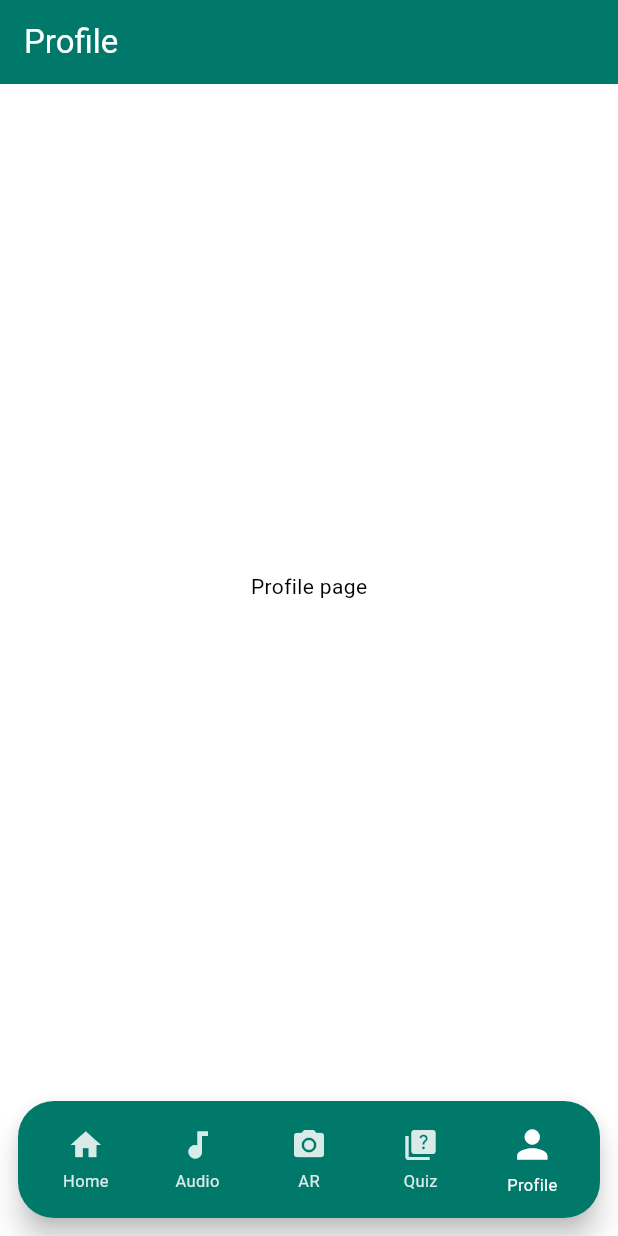
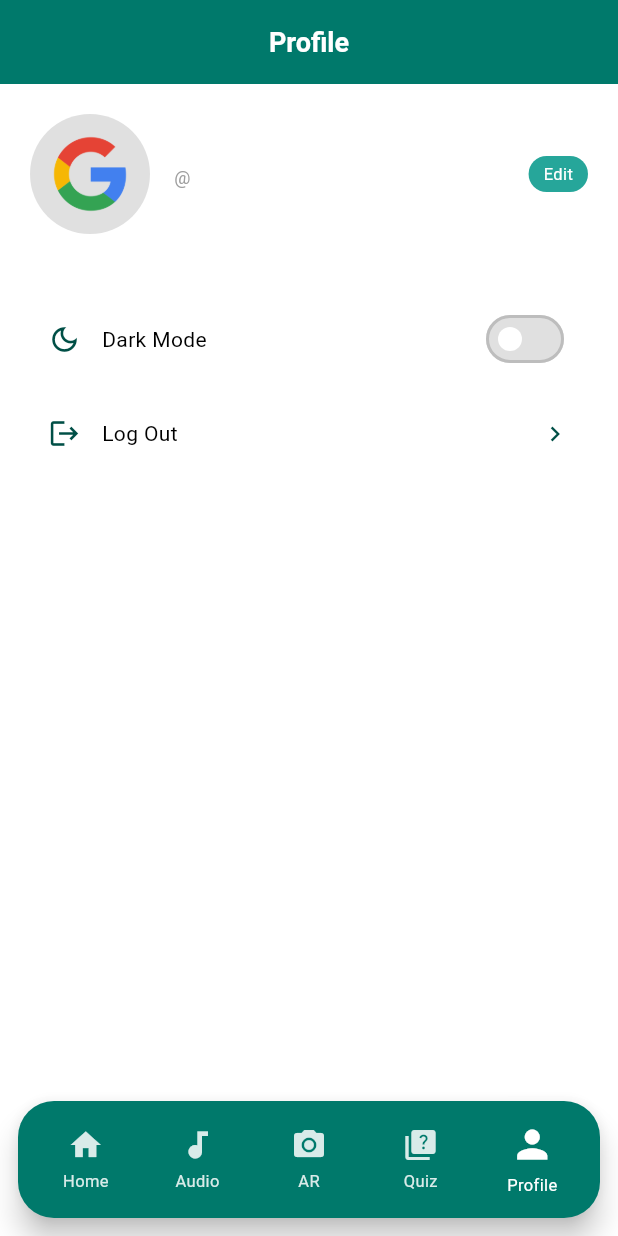
Before and after one commit to Mangzy/budaya_indonesia, a Flutter app: the screen it shows once a user with an empty profile is signed in, item 5 of the bottom bar chosen, on a phone screen of 412 x 824 dp. Run offline on Flutter 3.47's test engine with Material 3 defaults, Android fonts, the phone set to English and light mode, and no system bars; our stand-ins replace firebase_auth, firebase_core, google_fonts, google_sign_in, image_picker, just_audio and 2 more; accounts and stored records are empty.

Commit message:
add profile

```diff
--- a/lib/common/theme/app_theme.dart
+++ b/lib/common/theme/app_theme.dart
@@ -18,7 +18,29 @@ class AppTheme {
     floatingActionButtonTheme: FloatingActionButtonThemeData(
       backgroundColor: AppColors.accent,
     ),
-    iconTheme: IconThemeData(color: AppColors.primary),
+    iconTheme: IconThemeData(
+      color: Color.alphaBlend(Colors.black.withOpacity(.35), AppColors.primary),
+    ),
+    switchTheme: SwitchThemeData(
+      thumbColor: MaterialStateProperty.resolveWith((states) {
+        if (states.contains(MaterialState.selected)) {
+          return AppColors.primary;
+        }
+        return Colors.white;
+      }),
+      trackColor: MaterialStateProperty.resolveWith((states) {
+        if (states.contains(MaterialState.selected)) {
+          return AppColors.primary.withOpacity(0.55);
+        }
+        return Colors.grey.shade300;
+      }),
+      trackOutlineColor: MaterialStateProperty.resolveWith((states) {
+        if (states.contains(MaterialState.selected)) {
+          return AppColors.primary.withOpacity(0.8);
+        }
+        return Colors.grey.shade400;
+      }),
+    ),
     buttonTheme: ButtonThemeData(
       buttonColor: AppColors.primary,
       textTheme: ButtonTextTheme.primary,
@@ -42,6 +64,18 @@ class AppTheme {
       backgroundColor: AppColors.accent,
     ),
     iconTheme: IconThemeData(color: AppColors.primary),
+    switchTheme: SwitchThemeData(
+      thumbColor: MaterialStateProperty.resolveWith((states) {
+        if (states.contains(MaterialState.selected)) return AppColors.accent;
+        return Colors.grey.shade400;
+      }),
+      trackColor: MaterialStateProperty.resolveWith((states) {
+        if (states.contains(MaterialState.selected))
+          return AppColors.accent.withOpacity(.5);
+        return Colors.grey.shade700;
+      }),
+      trackOutlineColor: MaterialStateProperty.all(Colors.transparent),
+    ),
     buttonTheme: ButtonThemeData(
       buttonColor: AppColors.primary,
       textTheme: ButtonTextTheme.primary,
--- a/lib/features/navbar/pages/bottom_navbar.dart
+++ b/lib/features/navbar/pages/bottom_navbar.dart
@@ -1,5 +1,6 @@
 import 'package:budaya_indonesia/features/home/pages/home_page.dart';
 import 'package:budaya_indonesia/features/music/pages/music_page.dart';
+import 'package:budaya_indonesia/features/profile/pages/profile_page.dart';
 import 'package:flutter/material.dart';
 import 'package:provider/provider.dart';
 import '../providers/navbar_provider.dart';
@@ -40,10 +41,7 @@ class _BottomNavbarState extends State<BottomNavbar> {
       appBar: AppBar(title: const Text('Quiz')),
       body: const Center(child: Text('Quiz page')),
     ),
-    Scaffold(
-      appBar: AppBar(title: const Text('Profile')),
-      body: const Center(child: Text('Profile page')),
-    ),
+    ProfilePage(),
   ];
   void _onItemTapped(int index) {
     setState(() => _selectedIndex = index);
--- a/lib/features/profile/models/profile_model.dart
+++ b/lib/features/profile/models/profile_model.dart
@@ -0,0 +1,32 @@
+class UserProfile {
+  final String id;
+  final String? name; // display name
+  final String? username; // custom username unik aplikasi
+  final String? email;
+  final String? photoUrl;
+  final bool darkMode;
+
+  const UserProfile({
+    required this.id,
+    this.name,
+    this.username,
+    this.email,
+    this.photoUrl,
+    this.darkMode = false,
+  });
+
+  UserProfile copyWith({
+    String? name,
+    String? username,
+    String? email,
+    String? photoUrl,
+    bool? darkMode,
+  }) => UserProfile(
+    id: id,
+    name: name ?? this.name,
+    username: username ?? this.username,
+    email: email ?? this.email,
+    photoUrl: photoUrl ?? this.photoUrl,
+    darkMode: darkMode ?? this.darkMode,
+  );
+}
--- a/lib/features/profile/pages/profile_page.dart
+++ b/lib/features/profile/pages/profile_page.dart
@@ -0,0 +1,264 @@
+import 'package:budaya_indonesia/features/profile/providers/profile_provider.dart';
+import 'package:budaya_indonesia/features/profile/widgets/profile_button.dart';
+import 'package:flutter/material.dart';
+import 'package:google_fonts/google_fonts.dart';
+import 'package:provider/provider.dart';
+import 'dart:io';
+
+class ProfilePage extends StatelessWidget {
+  const ProfilePage({super.key});
+
+  @override
+  Widget build(BuildContext context) {
+    return Scaffold(
+      appBar: AppBar(
+        centerTitle: true,
+        title: Text(
+          'Profile',
+          style: TextStyle(
+            fontWeight: FontWeight.bold,
+            fontSize: 18,
+            fontFamily: GoogleFonts.roboto().fontFamily,
+          ),
+        ),
+      ),
+      body: Consumer<ProfileProvider>(
+        builder: (context, prov, _) {
+          if (prov.isLoading) {
+            return const Center(child: CircularProgressIndicator());
+          }
+          final p = prov.profile;
+          if (p == null) {
+            return const Center(child: Text('Tidak ada data profile'));
+          }
+          return ListView(
+            padding: const EdgeInsets.all(20),
+            children: [
+              Row(
+                crossAxisAlignment: CrossAxisAlignment.center,
+                children: [
+                  GestureDetector(
+                    onTap: () => prov.updatePhoto(),
+                    child: CircleAvatar(
+                      radius: 40,
+                      backgroundColor: Colors.grey.shade300,
+                      backgroundImage:
+                          (p.photoUrl != null && p.photoUrl!.startsWith('http'))
+                          ? NetworkImage(p.photoUrl!)
+                          : (p.photoUrl != null &&
+                                !p.photoUrl!.startsWith('http'))
+                          ? Image.asset('assets/images/google_logo.png').image
+                          : null,
+                      child: p.photoUrl == null
+                          ? const Icon(Icons.person, size: 40)
+                          : null,
+                    ),
+                  ),
+                  const SizedBox(width: 16),
+                  Expanded(
+                    child: Column(
+                      crossAxisAlignment: CrossAxisAlignment.start,
+                      children: [
+                        Text(
+                          p.name ?? '-',
+                          style: const TextStyle(
+                            fontWeight: FontWeight.w600,
+                            fontSize: 16,
+                          ),
+                        ),
+                        if (p.username != null)
+                          Text(
+                            '@${p.username}',
+                            style: const TextStyle(
+                              fontSize: 12,
+                              color: Colors.grey,
+                            ),
+                          ),
+                        Text(
+                          p.email ?? '-',
+                          style: const TextStyle(fontSize: 13),
+                        ),
+                      ],
+                    ),
+                  ),
+                  EditableChip(
+                    onTap: () =>
+                        Navigator.of(context).pushNamed('/profile/edit'),
+                  ),
+                ],
+              ),
+              const SizedBox(height: 32),
+              ProfileActionTile(
+                icon: Icons.dark_mode_outlined,
+                label: 'Dark Mode',
+                trailing: Switch(
+                  value: p.darkMode,
+                  onChanged: (_) async => await prov.toggleDarkMode(),
+                ),
+              ),
+              const Divider(height: 0),
+              ProfileActionTile(
+                icon: Icons.logout,
+                label: 'Log Out',
+                onTap: () =>
+                    Navigator.of(context).pushReplacementNamed('/login'),
+              ),
+            ],
+          );
+        },
+      ),
+    );
+  }
+}
+
+class EditProfilePage extends StatefulWidget {
+  const EditProfilePage({super.key});
+  @override
+  State<EditProfilePage> createState() => _EditProfilePageState();
+}
+
+class _EditProfilePageState extends State<EditProfilePage> {
+  final _formKey = GlobalKey<FormState>();
+  late TextEditingController _name;
+  late TextEditingController _username;
+
+  @override
+  void initState() {
+    super.initState();
+    final p = context.read<ProfileProvider>().profile;
+    _name = TextEditingController(text: p?.name ?? '');
+    _username = TextEditingController(text: p?.username ?? '');
+  }
+
+  @override
+  void dispose() {
+    _name.dispose();
+    _username.dispose();
+    super.dispose();
+  }
+
+  @override
+  Widget build(BuildContext context) {
+    final prov = context.watch<ProfileProvider>();
+    return Scaffold(
+      appBar: AppBar(title: const Text('Profile')),
+      body: Padding(
+        padding: const EdgeInsets.all(24),
+        child: Form(
+          key: _formKey,
+          child: Column(
+            crossAxisAlignment: CrossAxisAlignment.start,
+            children: [
+              const SizedBox(height: 16),
+              Center(
+                child: Consumer<ProfileProvider>(
+                  builder: (context, prov, _) {
+                    final p = prov.profile;
+                    return Stack(
+                      alignment: Alignment.bottomRight,
+                      children: [
+                        CircleAvatar(
+                          radius: 50,
+                          backgroundColor: Colors.grey.shade400,
+                          backgroundImage: p?.photoUrl == null
+                              ? null
+                              : p!.photoUrl!.startsWith('http')
+                              ? NetworkImage(p.photoUrl!)
+                              : File(p.photoUrl!).existsSync()
+                              ? FileImage(File(p.photoUrl!))
+                              : null,
+                          child: p?.photoUrl == null
+                              ? const Icon(Icons.person, size: 50)
+                              : null,
+                        ),
+                        Material(
+                          color: Colors.teal,
+                          shape: const CircleBorder(),
+                          child: InkWell(
+                            customBorder: const CircleBorder(),
+                            onTap: () async {
+                              final path = await prov.pickImagePath();
+                              if (path != null) await prov.setLocalPhoto(path);
+                            },
+                            child: const Padding(
+                              padding: EdgeInsets.all(8),
+                              child: Icon(
+                                Icons.camera_alt,
+                                size: 20,
+                                color: Colors.white,
+                              ),
+                            ),
+                          ),
+                        ),
+                      ],
+                    );
+                  },
+                ),
+              ),
+              const SizedBox(height: 24),
+              const Center(
+                child: Text(
+                  'Edit Profile',
+                  style: TextStyle(fontWeight: FontWeight.w600, fontSize: 16),
+                ),
+              ),
+              const SizedBox(height: 24),
+              TextFormField(
+                controller: _name,
+                decoration: InputDecoration(
+                  labelText: 'Nama',
+                  hintText: 'Nama',
+                  contentPadding: const EdgeInsets.symmetric(
+                    horizontal: 14,
+                    vertical: 10,
+                  ),
+                  border: OutlineInputBorder(
+                    borderRadius: BorderRadius.circular(30),
+                  ),
+                ),
+                validator: (v) => (v == null || v.trim().isEmpty)
+                    ? 'Nama tidak boleh kosong'
+                    : null,
+              ),
+              const SizedBox(height: 18),
+              TextFormField(
+                controller: _username,
+                decoration: InputDecoration(
+                  labelText: 'Username',
+                  hintText: 'Username unik',
+                  contentPadding: const EdgeInsets.symmetric(
+                    horizontal: 14,
+                    vertical: 10,
+                  ),
+                  border: OutlineInputBorder(
+                    borderRadius: BorderRadius.circular(30),
+                  ),
+                ),
+                validator: (v) {
+                  if (v == null || v.trim().isEmpty) return 'Username wajib';
+                  if (v.length < 3) return 'Min 3 karakter';
+                  return null;
+                },
+              ),
+              const SizedBox(height: 28),
+              SizedBox(
+                width: double.infinity,
+                child: ElevatedButton(
+                  onPressed: prov.isLoading
+                      ? null
+                      : () async {
+                          if (!_formKey.currentState!.validate()) return;
+                          await prov.updateName(_name.text.trim());
+                          await prov.updateUsername(_username.text.trim());
+                          if (mounted) Navigator.pop(context);
+                        },
+                  child: const Text('Simpan'),
+                ),
+              ),
+            ],
+          ),
+        ),
+      ),
+    );
+  }
+}
--- a/lib/features/profile/widgets/profile_button.dart
+++ b/lib/features/profile/widgets/profile_button.dart
@@ -0,0 +1,57 @@
+import 'package:flutter/material.dart';
+
+class ProfileActionTile extends StatelessWidget {
+  final IconData icon;
+  final String label;
+  final Widget? trailing;
+  final VoidCallback? onTap;
+  const ProfileActionTile({
+    super.key,
+    required this.icon,
+    required this.label,
+    this.trailing,
+    this.onTap,
+  });
+
+  @override
+  Widget build(BuildContext context) {
+    return InkWell(
+      onTap: onTap,
+      child: Padding(
+        padding: const EdgeInsets.symmetric(horizontal: 12, vertical: 14),
+        child: Row(
+          children: [
+            Icon(icon, size: 22),
+            const SizedBox(width: 14),
+            Expanded(
+              child: Text(label, style: Theme.of(context).textTheme.bodyMedium),
+            ),
+            trailing ?? const Icon(Icons.chevron_right, size: 20),
+          ],
+        ),
+      ),
+    );
+  }
+}
+
+class EditableChip extends StatelessWidget {
+  final VoidCallback onTap;
+  const EditableChip({super.key, required this.onTap});
+  @override
+  Widget build(BuildContext context) {
+    return GestureDetector(
+      onTap: onTap,
+      child: Container(
+        padding: const EdgeInsets.symmetric(horizontal: 10, vertical: 4),
+        decoration: BoxDecoration(
+          color: Colors.teal.shade400,
+          borderRadius: BorderRadius.circular(30),
+        ),
+        child: const Text(
+          'Edit',
+          style: TextStyle(color: Colors.white, fontSize: 11),
+        ),
+      ),
+    );
+  }
+}
--- a/lib/main.dart
+++ b/lib/main.dart
@@ -10,6 +10,8 @@ import 'package:budaya_indonesia/features/navbar/providers/navbar_provider.dart'
 import 'package:budaya_indonesia/features/home/pages/home_page.dart';
 import 'package:budaya_indonesia/features/login/pages/login_pages.dart';
 import 'package:budaya_indonesia/features/login/providers/login_provider.dart';
+import 'package:budaya_indonesia/features/profile/providers/profile_provider.dart';
+import 'package:budaya_indonesia/features/profile/pages/profile_page.dart';
 import 'package:budaya_indonesia/features/register/pages/register_page.dart';
 import 'package:flutter/material.dart';
 
@@ -64,6 +66,7 @@ class _MainAppState extends State<MainApp> {
           create: (_) => AuthProvider()..listenAuthState(),
         ),
         ChangeNotifierProvider(create: (_) => NavbarProvider()),
+        ChangeNotifierProvider(create: (_) => ProfileProvider()),
         ChangeNotifierProvider(
           create: (_) => detailProv.MusicDetailProvider(
             client: Supabase.instance.client,
@@ -76,11 +79,14 @@ class _MainAppState extends State<MainApp> {
         builder: (context) {
           return ChangeNotifierProvider(
             create: (_) => LoginProvider(auth: context.read<AuthProvider>()),
-            child: MaterialApp(
+            child: Consumer<ProfileProvider>(
+              builder: (context, prof, _) {
+                final isDark = prof.profile?.darkMode ?? false;
+                return MaterialApp(
                   debugShowCheckedModeBanner: false,
                   theme: AppTheme.light,
                   darkTheme: AppTheme.dark,
-              themeMode: ThemeMode.light,
+                  themeMode: isDark ? ThemeMode.dark : ThemeMode.light,
                   home: Consumer<AuthProvider>(
                     builder: (context, auth, _) {
                       if (auth.user == null) return const LoginPages();
@@ -101,6 +107,10 @@ class _MainAppState extends State<MainApp> {
                       final zone = args?['zone'] as String?; // WIB/WITA/WIT
                       return detail.MusicDetailPage(trackId: id, zone: zone);
                     },
+                    '/profile': (context) => const ProfilePage(),
+                    '/profile/edit': (context) => const EditProfilePage(),
+                  },
+                );
               },
             ),
           );
--- a/pubspec.yaml
+++ b/pubspec.yaml
@@ -12,6 +12,7 @@ dependencies:
   firebase_core: ^4.1.1
   flutter:
     sdk: flutter
+  shared_preferences: ^2.3.2
   google_fonts: ^6.3.2
   google_sign_in: ^7.2.0
   just_audio: ^0.9.40
@@ -20,6 +21,7 @@ dependencies:
   rive_animated_icon: ^2.0.5
   supabase_flutter: ^2.10.1
   http: ^1.2.1
+  image_picker: ^1.1.2
 
 dev_dependencies:
   flutter_test:
```
Also changed, not shown: lib/features/profile/providers/profile_provider.dart (+140 -0 lines), pubspec.lock. Lines whose indentation alone changed are shown as unchanged.
